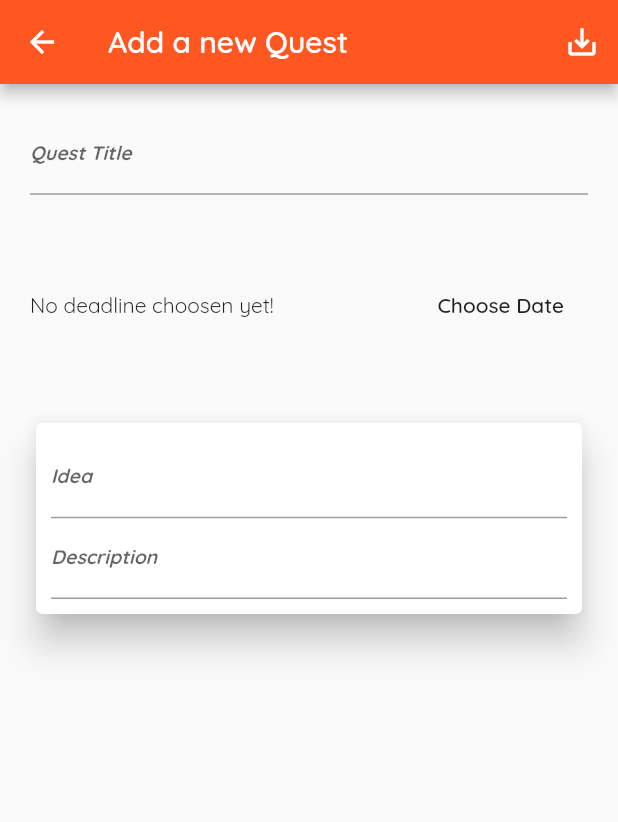
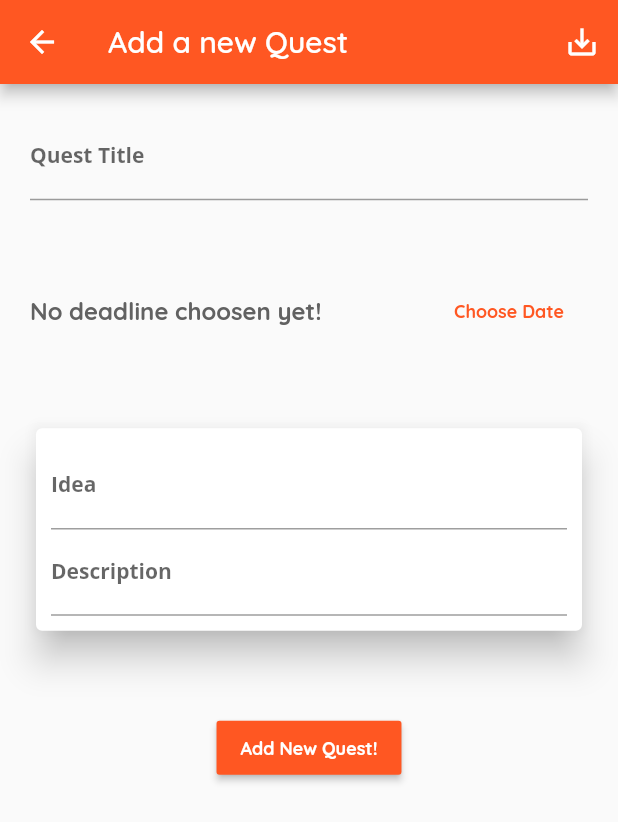
Before and after one commit to Emperor-Group/gingersystem, a Flutter app: the AddQuestScreen screen opened by its route, on a phone screen of 412 x 824 dp. Shown: the top 822 px of the screen. Run offline on Flutter 3.47's test engine with Material 2 defaults, Android fonts, the phone set to English and light mode, and no system bars; our stand-ins replace shared_preferences; accounts and stored records are empty.

Commit message:
Minor fixes and Styling

```diff
--- a/lib/screens/add_quest.dart
+++ b/lib/screens/add_quest.dart
@@ -2,6 +2,7 @@ import 'package:flutter/material.dart';
 import 'package:gingersystem/providers/idea.dart';
 import 'package:gingersystem/providers/quest.dart';
 import 'package:gingersystem/providers/quests_provider.dart';
+import 'package:intl/intl.dart';
 import 'package:provider/provider.dart';
 
 class AddQuestScreen extends StatefulWidget {
@@ -36,7 +37,7 @@ class _AddQuestScreenState extends State<AddQuestScreen> {
     published: DateTime.now(),
   );
 
-  void dispose(){
+  void dispose() {
     _questTitleFocusNode.dispose();
     _ideaTitleFocusNode.dispose();
     _ideaDescriptionNode.dispose();
@@ -75,7 +76,7 @@ class _AddQuestScreenState extends State<AddQuestScreen> {
 
   void _saveForm() async {
     final bool isValid = _form.currentState.validate();
-    if (!isValid) {
+    if (!isValid || _dateTime == null) {
       return;
     }
     _form.currentState.save();
@@ -91,8 +92,12 @@ class _AddQuestScreenState extends State<AddQuestScreen> {
       await showDialog(
         context: context,
         builder: (ctx) => AlertDialog(
-          title: Text('Error'),
-          content: Text('Something went wrong'),
+          title: Text(
+            'Error',
+          ),
+          content: Text(
+            'Something went wrong',
+          ),
           actions: <Widget>[
             FlatButton(
               child: Text('OK'),
@@ -139,6 +144,7 @@ class _AddQuestScreenState extends State<AddQuestScreen> {
                       decoration: InputDecoration(
                         labelText: 'Quest Title',
                       ),
+                      style: Theme.of(context).textTheme.headline6,
                       focusNode: _questTitleFocusNode,
                       validator: (value) {
                         if (value.isEmpty) {
@@ -164,14 +170,21 @@ class _AddQuestScreenState extends State<AddQuestScreen> {
                     Row(
                       children: <Widget>[
                         Expanded(
-                          child: Text(
-                            (_dateTime == null
-                                ? 'No deadline choosen yet!'
-                                : 'Deadline: $_dateTime'),
-                          ),
+                          child: _dateTime == null
+                              ? Text(
+                                  ('No deadline choosen yet!'),
+                                  style: Theme.of(context).textTheme.headline1,
+                                )
+                              : Text(
+                                  'Deadline: ${DateFormat('dd/MM/yyyy').format(_dateTime)}',
+                                  style: Theme.of(context).textTheme.headline1,
+                                ),
                         ),
                         FlatButton(
-                          child: Text('Choose Date'),
+                          child: Text(
+                            'Choose Date',
+                            style: Theme.of(context).textTheme.bodyText2,
+                          ),
                           onPressed: () => _presentDatePicker(context),
                         ),
                       ],
@@ -189,6 +202,7 @@ class _AddQuestScreenState extends State<AddQuestScreen> {
                               decoration: InputDecoration(
                                 labelText: 'Idea',
                               ),
+                              style: Theme.of(context).textTheme.headline6,
                               focusNode: _ideaTitleFocusNode,
                               textInputAction: TextInputAction.next,
                               validator: (value) {
@@ -214,6 +228,7 @@ class _AddQuestScreenState extends State<AddQuestScreen> {
                               decoration: InputDecoration(
                                 labelText: 'Description',
                               ),
+                              style: Theme.of(context).textTheme.headline6,
                               focusNode: _ideaDescriptionNode,
                               textInputAction: TextInputAction.done,
                               validator: (value) {
@@ -236,6 +251,20 @@ class _AddQuestScreenState extends State<AddQuestScreen> {
                         ),
                       ),
                     ),
+                    SizedBox(
+                      height: 50,
+                    ),
+                    FittedBox(
+                      fit: BoxFit.scaleDown,
+                      child: RaisedButton(
+                        child: Text(
+                          'Add New Quest!',
+                          style: Theme.of(context).textTheme.button,
+                        ),
+                        color: Theme.of(context).primaryColor,
+                        onPressed: () => _saveForm(),
+                      ),
+                    )
                   ],
                 ),
               ),
--- a/lib/screens/quest_overview_screen.dart
+++ b/lib/screens/quest_overview_screen.dart
@@ -86,7 +86,7 @@ class _QuestOverviewScreenState extends State<QuestOverviewScreen> {
           ),
           IconButton(
             icon: Icon(Icons.add),
-            onPressed: () => () {
+            onPressed: () {
               Navigator.of(context).pushNamed(AddQuestScreen.routeName);
             },
           )
```
Also changed, not shown: lib/main.dart (+16 -5 lines).
